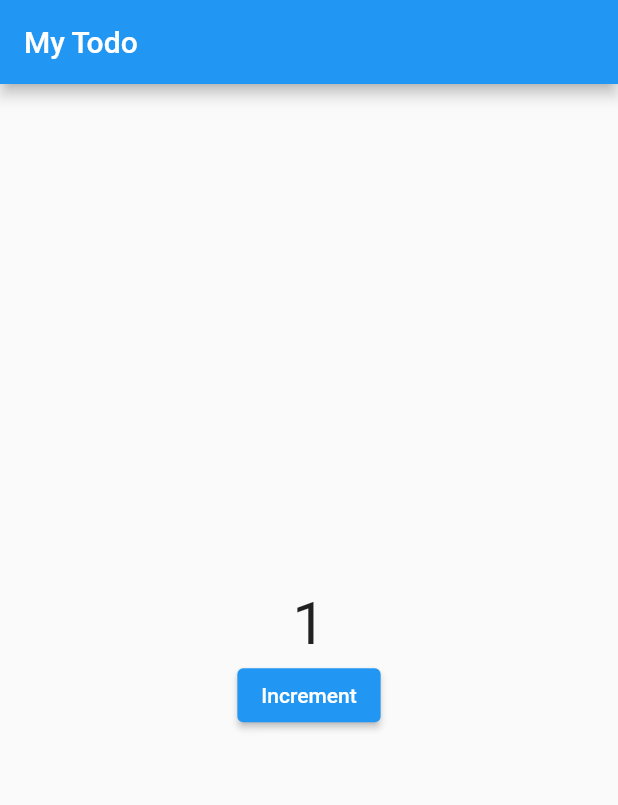
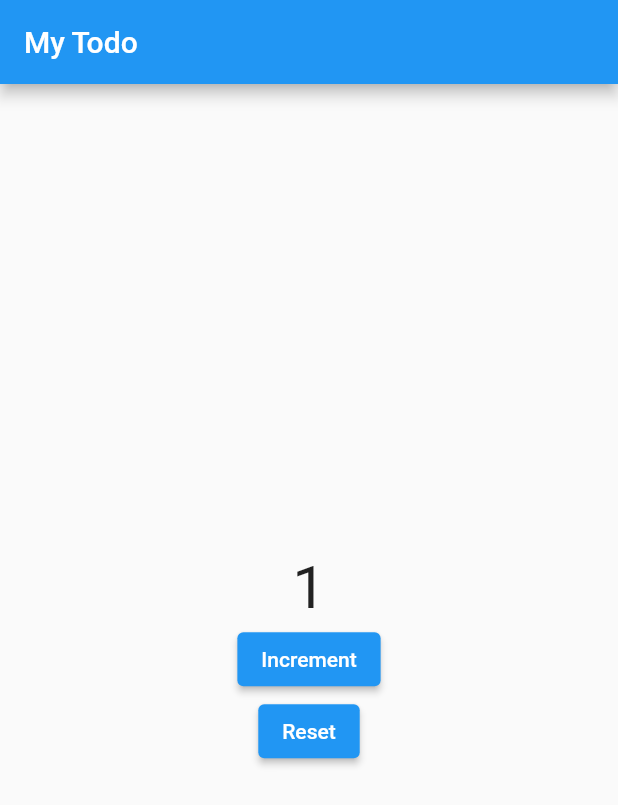
Before and after one commit to KonnoHaruto/riverpod_playground, a Flutter app: the screen it shows after launch, after a tap on "Increment", on a phone screen of 412 x 824 dp. Shown: the top 805 px of the screen. Run offline on Flutter 3.47's test engine with Material 2 defaults, Android fonts, the phone set to English and light mode, and no system bars; our stand-ins replace flutter_riverpod, freezed_annotation, riverpod.

Commit message:
feat(provider.dart home_page.dart): resetCountProviderを追加

```diff
--- a/lib/provider.dart
+++ b/lib/provider.dart
@@ -1,12 +1,17 @@
 import 'package:flutter_riverpod/flutter_riverpod.dart';
-
 
 // 外部からは変更できない値を公開できる基本的なProvider.
 // 内部からは変更可能。
 final appNameProvider = Provider((ref) => 'My Todo');
 
-
 // 外部から変更可能な値を公開できるProvider.
 // 現在選択されているアイテムやフィルタリングの状態など、
 // 単純な状態を保持するのに適している。
 final counterProvider = StateProvider((ref) => 0);
+
+
+// counterの値を0にするProvider.
+final resetCountProvider = StateProvider((ref) {
+  final count = ref.watch(counterProvider);
+  return  count * 0;
+});
--- a/lib/view/home_page.dart
+++ b/lib/view/home_page.dart
@@ -1,6 +1,8 @@
 import 'package:flutter/material.dart';
 import 'package:flutter_riverpod/flutter_riverpod.dart';
 import 'package:riverpod_playground/provider.dart';
+
+import '../provider.dart';
 
 class HomePage extends ConsumerWidget {
   const HomePage({Key? key}) : super(key: key);
@@ -9,6 +11,7 @@ class HomePage extends ConsumerWidget {
   Widget build(BuildContext context, WidgetRef ref) {
     final appName = ref.watch(appNameProvider);
     final counter = ref.watch(counterProvider.notifier);
+    final resetCount = ref.watch(resetCountProvider);
     return Scaffold(
       appBar: AppBar(
         title: Text(appName),
@@ -22,10 +25,17 @@ class HomePage extends ConsumerWidget {
               style: const TextStyle(fontSize: 40),
             ),
             ElevatedButton(
-                onPressed: () {
-                  counter.update((state) => state + 1);
-                },
-                child: const Text('Increment')),
+              onPressed: () {
+                counter.update((state) => state + 1);
+              },
+              child: const Text('Increment'),
+            ),
+            ElevatedButton(
+              onPressed: () {
+                counter.update((state) => resetCount);
+              },
+              child: const Text('Reset'),
+            ),
           ],
         ),
       ),
```
